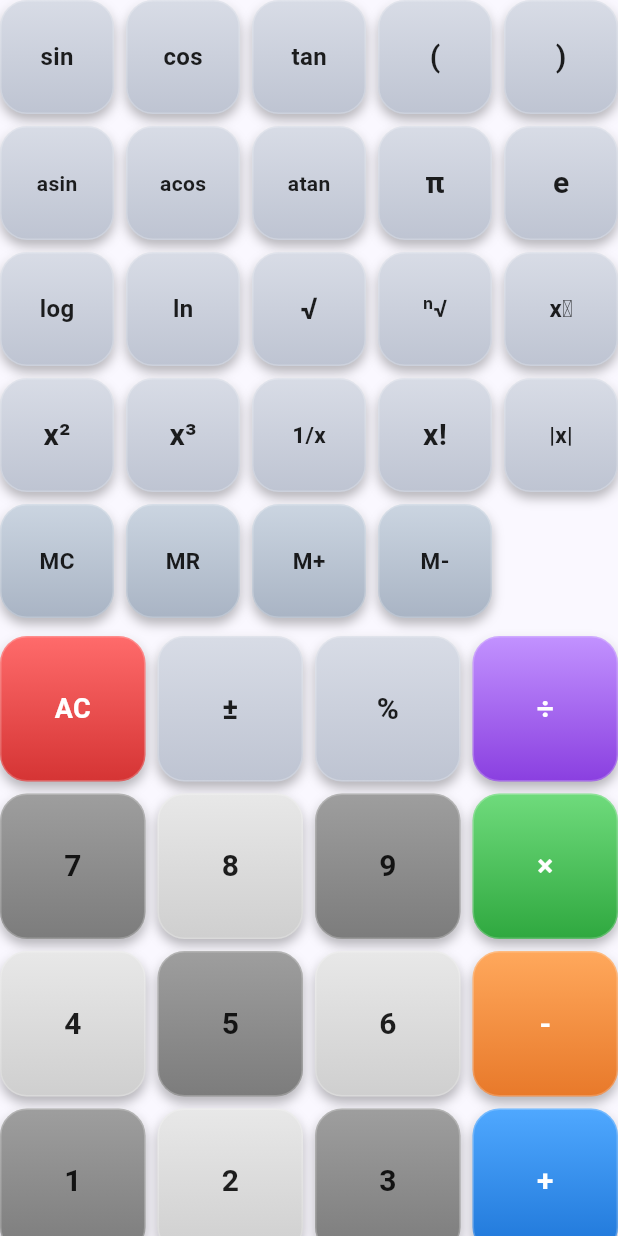
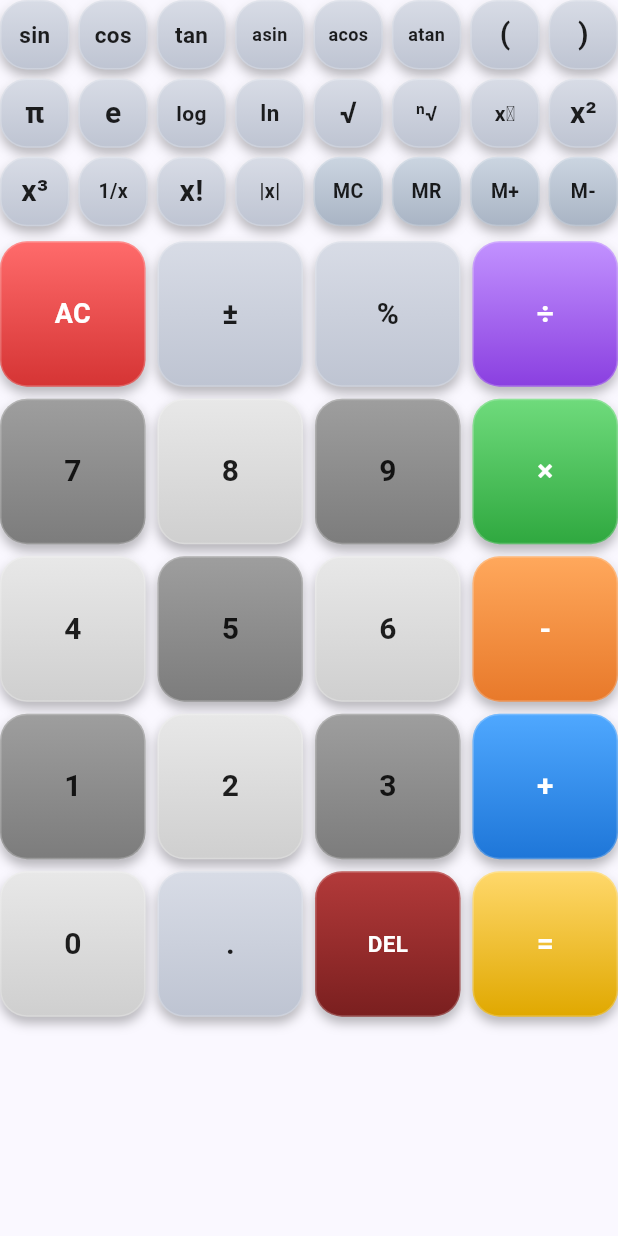
Before and after one commit to Appdeveloper365/OmniToolkit-app, a Flutter app: the ScientificKeypad widget shown alone on an empty page, opened directly, on a phone screen of 412 x 824 dp. Run offline on Flutter 3.47's test engine with Material 3 defaults, Android fonts, the phone set to English and light mode, and no system bars; our stand-ins replace cloud_functions, firebase_auth, firebase_core, flutter_riverpod, just_audio, math_expressions and 6 more; accounts and stored records are empty; network calls fail.

Commit message:
Compact scientific keypad into 3 horizontal rows above main keypad

```diff
--- a/lib/modules/calculator/widgets/scientific_keypad.dart
+++ b/lib/modules/calculator/widgets/scientific_keypad.dart
@@ -7,8 +7,9 @@ import 'calculator_keypad.dart';
 import 'calculator_keypad_grid.dart';
 import 'premium_calculator_button.dart';
 
-/// Scientific function rows + memory row, stacked above the shared standard
-/// keypad so both tabs keep an identical premium look and feel.
+/// Scientific function header arranged as a compact T-shape above the main
+/// calculator keypad: three short horizontal rows keep the display area open
+/// while retaining the full scientific function set.
 class ScientificKeypad extends ConsumerWidget {
   const ScientificKeypad({super.key});
 
@@ -19,45 +20,41 @@ class ScientificKeypad extends ConsumerWidget {
 
     final functionRows = <List<CalcKeySpec>>[
       [
-        CalcKeySpec(label: 'sin', role: CalcKeyRole.function, fontSize: 16, onTap: () => notifier.applyUnary('sin', service.sinDeg)),
-        CalcKeySpec(label: 'cos', role: CalcKeyRole.function, fontSize: 16, onTap: () => notifier.applyUnary('cos', service.cosDeg)),
-        CalcKeySpec(label: 'tan', role: CalcKeyRole.function, fontSize: 16, onTap: () => notifier.applyUnary('tan', service.tanDeg)),
+        CalcKeySpec(label: 'sin', role: CalcKeyRole.function, fontSize: 15, onTap: () => notifier.applyUnary('sin', service.sinDeg)),
+        CalcKeySpec(label: 'cos', role: CalcKeyRole.function, fontSize: 15, onTap: () => notifier.applyUnary('cos', service.cosDeg)),
+        CalcKeySpec(label: 'tan', role: CalcKeyRole.function, fontSize: 15, onTap: () => notifier.applyUnary('tan', service.tanDeg)),
+        CalcKeySpec(label: 'asin', role: CalcKeyRole.function, fontSize: 12, onTap: () => notifier.applyUnary('asin', service.asinDeg)),
+        CalcKeySpec(label: 'acos', role: CalcKeyRole.function, fontSize: 12, onTap: () => notifier.applyUnary('acos', service.acosDeg)),
+        CalcKeySpec(label: 'atan', role: CalcKeyRole.function, fontSize: 12, onTap: () => notifier.applyUnary('atan', service.atanDeg)),
         CalcKeySpec(label: '(', role: CalcKeyRole.function, onTap: () => notifier.input('(')),
         CalcKeySpec(label: ')', role: CalcKeyRole.function, onTap: () => notifier.input(')')),
       ],
       [
-        CalcKeySpec(label: 'asin', role: CalcKeyRole.function, fontSize: 14, onTap: () => notifier.applyUnary('asin', service.asinDeg)),
-        CalcKeySpec(label: 'acos', role: CalcKeyRole.function, fontSize: 14, onTap: () => notifier.applyUnary('acos', service.acosDeg)),
-        CalcKeySpec(label: 'atan', role: CalcKeyRole.function, fontSize: 14, onTap: () => notifier.applyUnary('atan', service.atanDeg)),
         CalcKeySpec(label: 'π', role: CalcKeyRole.function, onTap: () => notifier.input('π')),
         CalcKeySpec(label: 'e', role: CalcKeyRole.function, onTap: () => notifier.input('e')),
+        CalcKeySpec(label: 'log', role: CalcKeyRole.function, fontSize: 14, onTap: () => notifier.applyUnary('log', service.log10)),
+        CalcKeySpec(label: 'ln', role: CalcKeyRole.function, fontSize: 15, onTap: () => notifier.applyUnary('ln', service.ln)),
+        CalcKeySpec(label: '√', role: CalcKeyRole.function, onTap: () => notifier.applyUnary('√', service.sqrtOf)),
+        CalcKeySpec(label: 'ⁿ√', role: CalcKeyRole.function, fontSize: 14, onTap: () => notifier.input('^(1/')),
+        CalcKeySpec(label: 'xʸ', role: CalcKeyRole.function, fontSize: 14, onTap: () => notifier.input('^')),
+        CalcKeySpec(label: 'x²', role: CalcKeyRole.function, onTap: () => notifier.applyUnary('x²', service.square)),
       ],
       [
-        CalcKeySpec(label: 'log', role: CalcKeyRole.function, fontSize: 16, onTap: () => notifier.applyUnary('log', service.log10)),
-        CalcKeySpec(label: 'ln', role: CalcKeyRole.function, fontSize: 16, onTap: () => notifier.applyUnary('ln', service.ln)),
-        CalcKeySpec(label: '√', role: CalcKeyRole.function, onTap: () => notifier.applyUnary('√', service.sqrtOf)),
-        CalcKeySpec(label: 'ⁿ√', role: CalcKeyRole.function, fontSize: 16, onTap: () => notifier.input('^(1/')),
-        CalcKeySpec(label: 'xʸ', role: CalcKeyRole.function, fontSize: 16, onTap: () => notifier.input('^')),
-      ],
-      [
-        CalcKeySpec(label: 'x²', role: CalcKeyRole.function, onTap: () => notifier.applyUnary('x²', service.square)),
         CalcKeySpec(label: 'x³', role: CalcKeyRole.function, onTap: () => notifier.applyUnary('x³', service.cube)),
-        CalcKeySpec(label: '1/x', role: CalcKeyRole.function, fontSize: 15, onTap: () => notifier.applyUnary('1/x', service.reciprocal)),
+        CalcKeySpec(label: '1/x', role: CalcKeyRole.function, fontSize: 13, onTap: () => notifier.applyUnary('1/x', service.reciprocal)),
         CalcKeySpec(label: 'x!', role: CalcKeyRole.function, onTap: () => notifier.applyUnary('x!', service.factorial)),
-        CalcKeySpec(label: '|x|', role: CalcKeyRole.function, fontSize: 15, onTap: () => notifier.applyUnary('|x|', service.absoluteValue)),
-      ],
-      [
-        CalcKeySpec(label: 'MC', role: CalcKeyRole.memory, fontSize: 15, onTap: notifier.memoryClear),
-        CalcKeySpec(label: 'MR', role: CalcKeyRole.memory, fontSize: 15, onTap: notifier.memoryRecall),
-        CalcKeySpec(label: 'M+', role: CalcKeyRole.memory, fontSize: 15, onTap: notifier.memoryAdd),
-        CalcKeySpec(label: 'M-', role: CalcKeyRole.memory, fontSize: 15, onTap: notifier.memorySubtract),
+        CalcKeySpec(label: '|x|', role: CalcKeyRole.function, fontSize: 13, onTap: () => notifier.applyUnary('|x|', service.absoluteValue)),
+        CalcKeySpec(label: 'MC', role: CalcKeyRole.memory, fontSize: 13, onTap: notifier.memoryClear),
+        CalcKeySpec(label: 'MR', role: CalcKeyRole.memory, fontSize: 13, onTap: notifier.memoryRecall),
+        CalcKeySpec(label: 'M+', role: CalcKeyRole.memory, fontSize: 13, onTap: notifier.memoryAdd),
+        CalcKeySpec(label: 'M-', role: CalcKeyRole.memory, fontSize: 13, onTap: notifier.memorySubtract),
       ],
     ];
 
     return Column(
       children: [
-        CalculatorKeypadGrid(rows: functionRows, minCellSize: 52, spacing: 8),
-        const SizedBox(height: 12),
+        CalculatorKeypadGrid(rows: functionRows, minCellSize: 38, spacing: 6),
+        const SizedBox(height: 10),
         const CalculatorKeypad(),
       ],
     );
```
